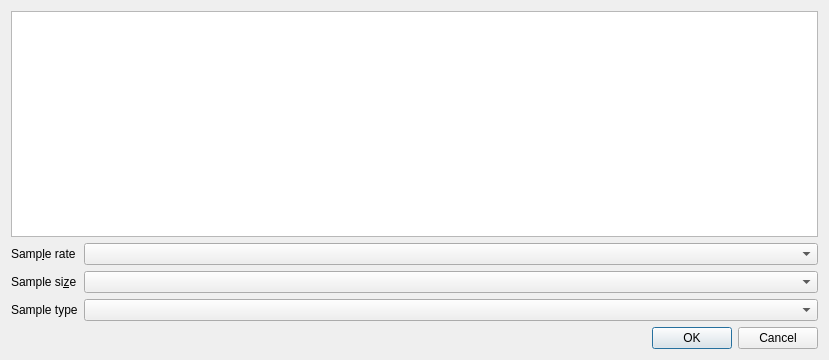
Above: openaudiodevicedialog.ui from horazont/sigalyze before the change. Below: the same form after it.
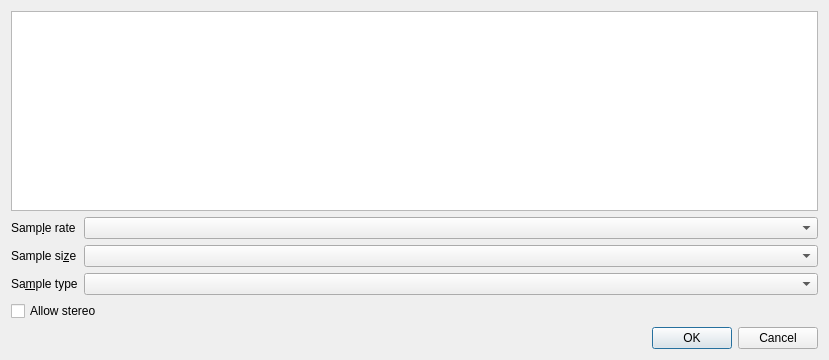
That is the form after the change.

The edit to the form file:
```diff
--- a/openaudiodevicedialog.ui
+++ b/openaudiodevicedialog.ui
@@ -73,7 +73,7 @@
      <item row="2" column="0">
       <widget class="QLabel" name="label_3">
        <property name="text">
-        <string>Sample type</string>
+        <string>Sa&amp;mple type</string>
        </property>
        <property name="buddy">
         <cstring>sample_type</cstring>
@@ -83,6 +83,13 @@
      <item row="2" column="1">
       <widget class="QComboBox" name="sample_type"/>
      </item>
+     <item row="3" column="0" colspan="2">
+      <widget class="QCheckBox" name="allow_stereo">
+       <property name="text">
+        <string>Allow stereo</string>
+       </property>
+      </widget>
+     </item>
     </layout>
    </item>
    <item>
```
